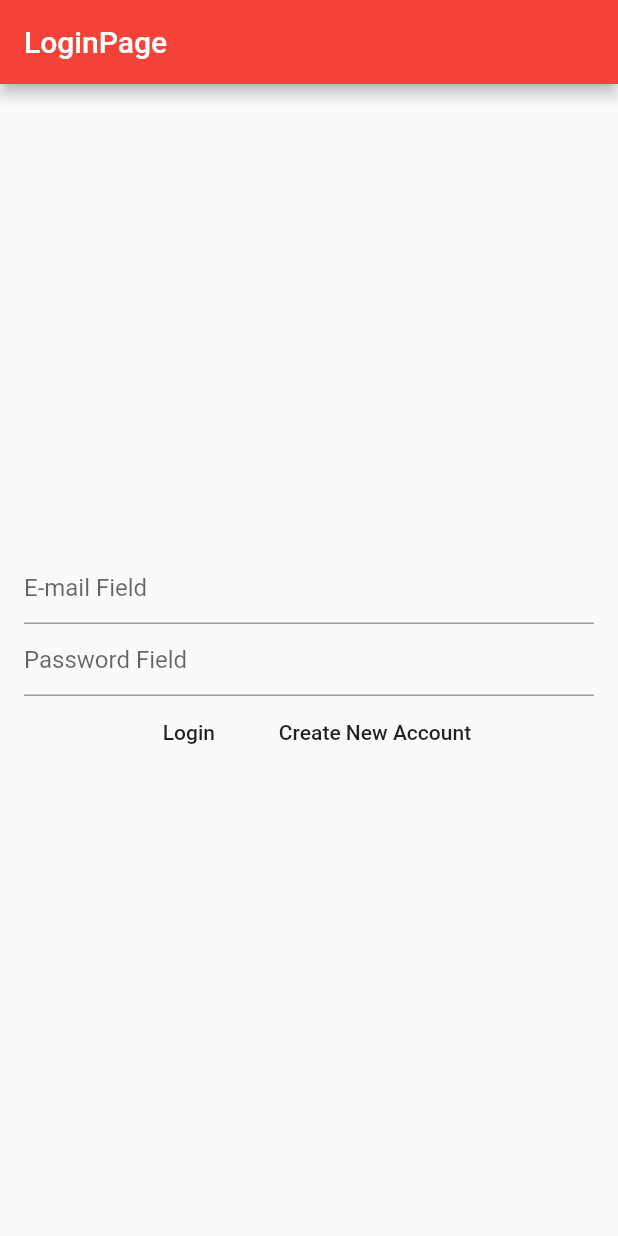
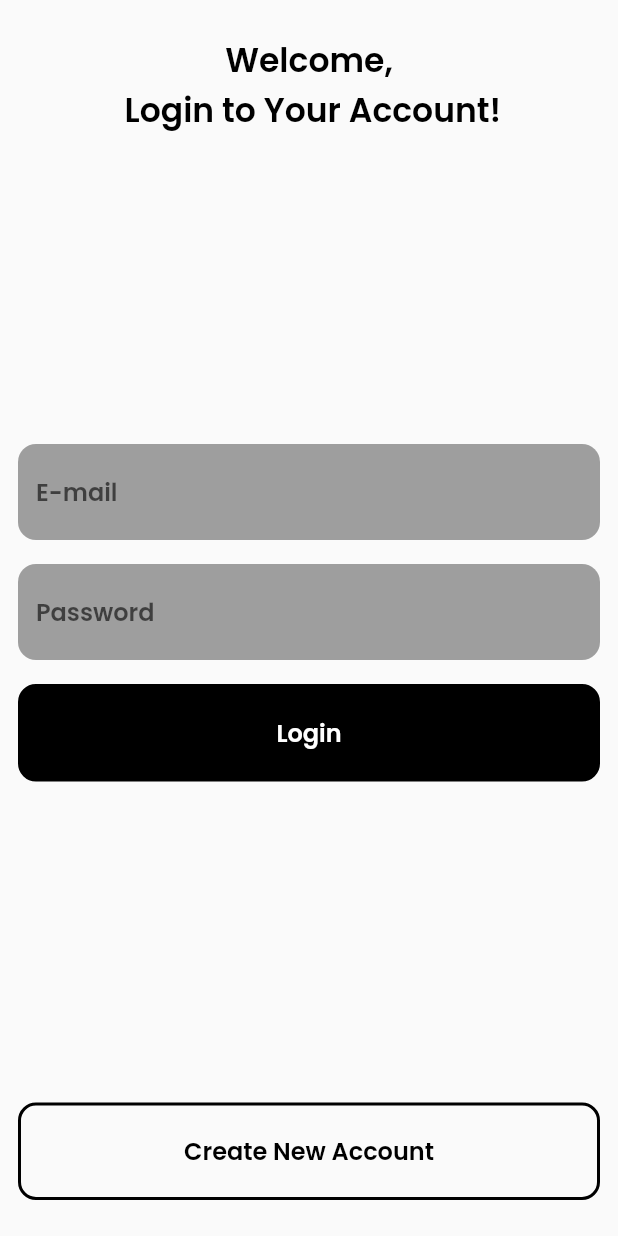
Before and after one commit to mffernando/healthy_delivery, a Flutter app: the screen it shows after launch, on a phone screen of 412 x 824 dp. Run offline on Flutter 3.47's test engine with Material 2 defaults, Android fonts, the light colour scheme and no system bars; our stand-ins replace firebase_auth, firebase_core, google_fonts; accounts and stored records are empty.

Commit message:
improved home and login page.

```diff
--- a/lib/main.dart
+++ b/lib/main.dart
@@ -1,8 +1,6 @@
-import 'package:firebase_auth/firebase_auth.dart';
-import 'package:firebase_core/firebase_core.dart';
 import 'package:flutter/material.dart';
-import 'package:healthy_delivery/screens/homepage.dart';
-import 'package:healthy_delivery/screens/loginpage.dart';
+import 'package:google_fonts/google_fonts.dart';
+import 'package:healthy_delivery/screens/mainpage.dart';
 
 void main() {
   runApp(const MyApp());
@@ -15,65 +13,13 @@ class MyApp extends StatelessWidget {
   @override
   Widget build(BuildContext context) {
     return MaterialApp(
-      title: 'Healthy Delivery',
       theme: ThemeData(
+        textTheme: GoogleFonts.poppinsTextTheme(
+          Theme.of(context).textTheme,
+        ),
         primarySwatch: Colors.red,
       ),
       home: MainPage(),
     );
   }
 }
-
-class MainPage extends StatelessWidget {
-  // const MainPage({Key? key}) : super(key: key);
-
-  final Future<FirebaseApp> _initialization = Firebase.initializeApp();
-
-  @override
-  Widget build(BuildContext context) {
-    return FutureBuilder(
-      future: _initialization,
-      builder: (context, snapshot) {
-        if(snapshot.hasError) {
-          return Scaffold(
-            body: Center(
-              child: Text("Error: ${snapshot.error}"),
-            ),
-          );
-        }
-
-        if(snapshot.connectionState == ConnectionState.done) {
-          return StreamBuilder(
-            stream: FirebaseAuth.instance.authStateChanges(),
-            builder: (context, snapshot) {
-              if(snapshot.connectionState == ConnectionState.active) {
-                Object? user = snapshot.data;
-
-                if(user == null) {
-                  return LoginPage();
-                } else {
-                  return HomePage();
-                }
-
-              }
-
-              return const Scaffold(
-                body: Center(
-                  child: Text("Auth"),
-                ),
-              );
-
-            },
-          );
-        }
-
-        return const Scaffold(
-          body: Center(
-            child: Text("Connecting to the app"),
-          ),
-        );
-
-      },
-    );
-  }
-}
--- a/lib/screens/loginpage.dart
+++ b/lib/screens/loginpage.dart
@@ -1,5 +1,8 @@
 import 'package:firebase_auth/firebase_auth.dart';
 import 'package:flutter/material.dart';
+import 'package:healthy_delivery/widgets/custombutton.dart';
+import 'package:healthy_delivery/widgets/custominputfield.dart';
+import 'package:healthy_delivery/widgets/styles.dart';
 
 class LoginPage extends StatefulWidget {
   const LoginPage({Key? key}) : super(key: key);
@@ -46,43 +49,57 @@ class _LoginPageState extends State<LoginPage> {
   @override
   Widget build(BuildContext context) {
     return Scaffold(
-      appBar: AppBar(
-        title: const Text("LoginPage"),
-      ),
-      body: Padding(
-        padding: const EdgeInsets.all(16.0),
+      //appBar: AppBar(
+      //  title: const Text("LoginPage"),
+      //),
+      body: Container(
+        width: double.infinity,
         child: Column(
-          mainAxisAlignment: MainAxisAlignment.center,
+          mainAxisAlignment: MainAxisAlignment.spaceBetween,
           children: [
-            TextField(
-              onChanged: (value) {
-                _email = value;
-              },
-              decoration: const InputDecoration(
-                hintText: "E-mail Field"
+            Container(
+              padding: const EdgeInsets.only(
+                top: 24.0,
+              ),
+              child: const Text(
+                "Welcome, \n Login to Your Account!",
+                textAlign: TextAlign.center,
+                style: Styles.boldHeading,
               ),
             ),
-            TextField(
-              onChanged: (value) {
-                _password = value;
-              },
-              decoration: const InputDecoration(
-                  hintText: "Password Field"
+            Column(
+              children: [
+                CustomInputField(
+                  onChanged: (value) {
+                    _email = value;
+                  },
+                  hintText: "E-mail",
+                  obscureText: false,
+                ),
+                CustomInputField(
+                  onChanged: (value) {
+                    _password = value;
+                  },
+                  hintText: "Password",
+                  obscureText: true,
+                ),
+                CustomButton(
+                  title: "Login",
+                  onPressed: _loginUser,
+                  outlineButton: false,
+                ),
+              ],
+            ),
+            Padding(
+              padding: const EdgeInsets.only(
+                  bottom: 16.0
+              ),
+              child: CustomButton(
+                title: "Create New Account",
+                onPressed: _createUser,
+                outlineButton: true,
               ),
             ),
-            Row(
-              mainAxisAlignment: MainAxisAlignment.center,
-              children: [
-                MaterialButton(
-                  onPressed: _loginUser,
-                  child: const Text("Login"),
-                ),
-                MaterialButton(
-                  onPressed: _createUser,
-                  child: const Text("Create New Account"),
-                ),
-              ],
-            )
           ],
         ),
       ),
--- /dev/null
+++ b/lib/screens/mainpage.dart
@@ -0,0 +1,60 @@
+import 'package:flutter/material.dart';
+import 'package:firebase_auth/firebase_auth.dart';
+import 'package:firebase_core/firebase_core.dart';
+import 'package:healthy_delivery/screens/homepage.dart';
+import 'package:healthy_delivery/screens/loginpage.dart';
+
+class MainPage extends StatelessWidget {
+  // const MainPage({Key? key}) : super(key: key);
+
+  final Future<FirebaseApp> _initialization = Firebase.initializeApp();
+
+  @override
+  Widget build(BuildContext context) {
+    return FutureBuilder(
+      future: _initialization,
+      builder: (context, snapshot) {
+        if(snapshot.hasError) {
+          return Scaffold(
+            body: Center(
+              child: Text("Error: ${snapshot.error}"),
+            ),
+          );
+        }
+
+        if(snapshot.connectionState == ConnectionState.done) {
+          //StreamBuilder can check the login state
+          return StreamBuilder(
+            stream: FirebaseAuth.instance.authStateChanges(),
+            builder: (context, snapshot) {
+              if(snapshot.connectionState == ConnectionState.active) {
+                Object? user = snapshot.data;
+
+                if(user == null) {
+                  return LoginPage();
+                } else {
+                  return HomePage();
+                }
+
+              }
+
+              return const Scaffold(
+                body: Center(
+                  child: Text("Auth"),
+                ),
+              );
+
+            },
+          );
+        }
+
+        return const Scaffold(
+          body: Center(
+            child: Text("Connecting to the app"),
+          ),
+        );
+
+      },
+    );
+  }
+}
--- /dev/null
+++ b/lib/widgets/custombutton.dart
@@ -0,0 +1,49 @@
+import 'package:flutter/material.dart';
+
+class CustomButton extends StatelessWidget {
+  //const CustomButton({Key? key}) : super(key: key);
+
+  final String title;
+  final void Function()? onPressed;
+  final bool outlineButton;
+
+  CustomButton({
+    required this.title,
+    required this.onPressed,
+    required this.outlineButton
+});
+
+  @override
+  Widget build(BuildContext context) {
+
+    bool _outlineButton = outlineButton;
+
+    return GestureDetector(
+      onTap: onPressed,
+      child: Container(
+        height: 65.0,
+        alignment: Alignment.center,
+        decoration: BoxDecoration(
+          color: _outlineButton ? Colors.transparent : Colors.black,
+          border: Border.all(
+            color: Colors.black,
+            width: 2.0,
+          ),
+          borderRadius: BorderRadius.circular(12.0),
+        ),
+        margin: EdgeInsets.symmetric(
+          horizontal: 12.0,
+          vertical: 8.0
+        ),
+        child: Text(
+          title,
+          style: TextStyle(
+            fontSize: 16.0,
+            color: _outlineButton ? Colors.black : Colors.white,
+            fontWeight: FontWeight.w600,
+          ),
+        ),
+      ),
+    );
+  }
+}
--- /dev/null
+++ b/lib/widgets/custominputfield.dart
@@ -0,0 +1,43 @@
+import 'package:flutter/material.dart';
+import 'package:healthy_delivery/widgets/styles.dart';
+
+class CustomInputField extends StatelessWidget {
+  // const CustomInputField({Key? key}) : super(key: key);
+
+  final String hintText;
+  final Function(String)? onChanged;
+  final bool obscureText;
+
+  CustomInputField({
+    required this.hintText,
+    required this.onChanged,
+    required this.obscureText
+  });
+
+  @override
+  Widget build(BuildContext context) {
+    return Container(
+      margin: EdgeInsets.symmetric(
+        horizontal: 12.0,
+        vertical: 8.0,
+      ),
+      decoration: BoxDecoration(
+        color: Colors.grey,
+        borderRadius: BorderRadius.circular(12.0),
+      ),
+      child: TextField(
+        onChanged: onChanged,
+        obscureText: obscureText,
+        decoration: InputDecoration(
+          border: InputBorder.none,
+          hintText: hintText,
+          contentPadding: EdgeInsets.symmetric(
+            horizontal: 12.0,
+            vertical: 20.0,
+          )
+        ),
+        style: Styles.regularBoldText,
+      ),
+    );
+  }
+}
--- /dev/null
+++ b/lib/widgets/styles.dart
@@ -0,0 +1,23 @@
+import 'package:flutter/material.dart';
+
+class Styles {
+
+  static const regularHeading = TextStyle(
+    fontSize: 18.0,
+    fontWeight: FontWeight.w600,
+    color: Colors.black
+  );
+
+  static const boldHeading = TextStyle(
+      fontSize: 22.0,
+      fontWeight: FontWeight.w600,
+      color: Colors.black
+  );
+
+  static const regularBoldText = TextStyle(
+      fontSize: 16.0,
+      fontWeight: FontWeight.w600,
+      color: Colors.black
+  );
+
+}
```
Also changed, not shown: pubspec.yaml (+4 -61 lines), pubspec.lock.
